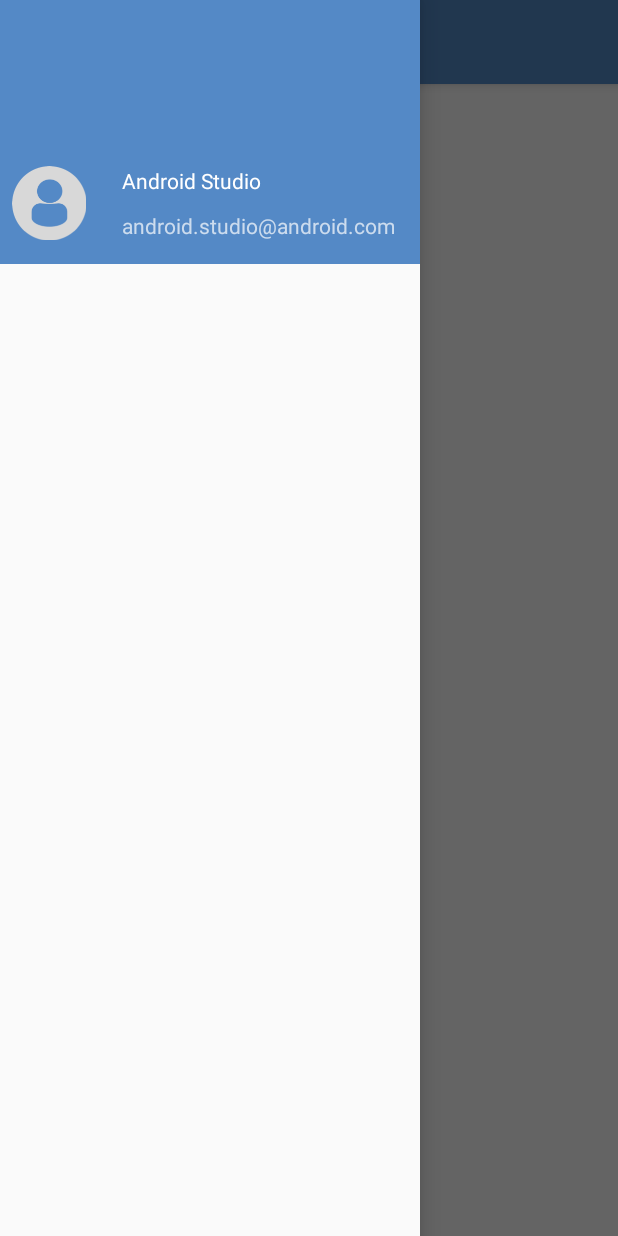
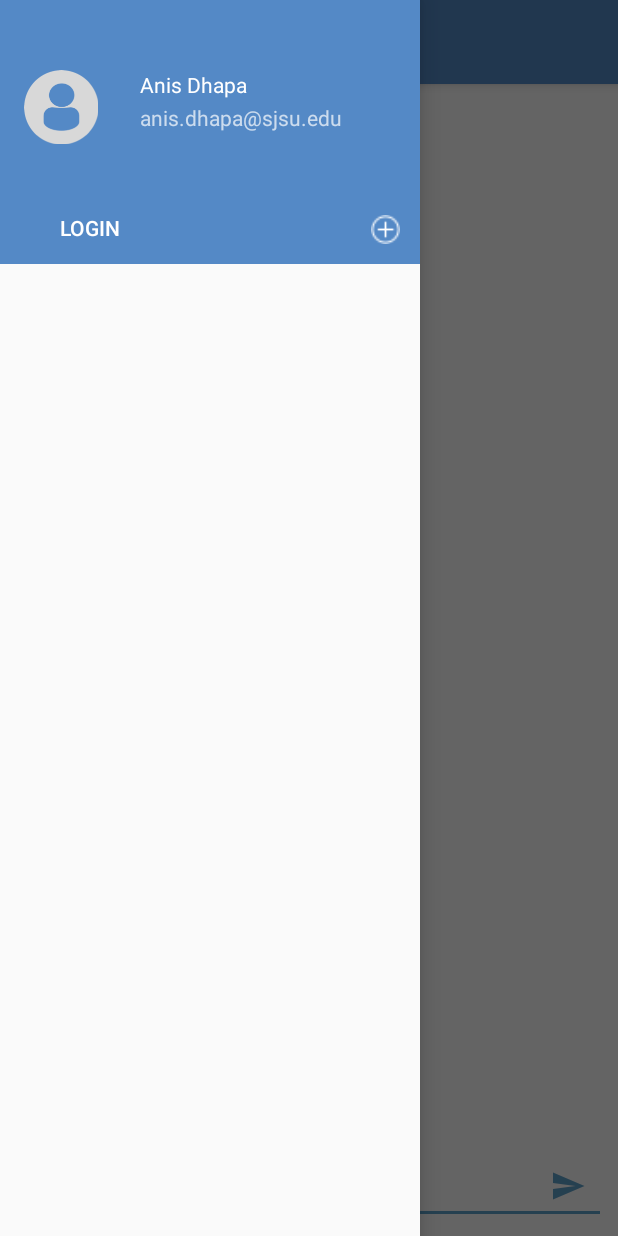
Before and after one commit to anis1996/SmackChatApp, an Android app: the screen it shows after launch (MainActivity), with the side drawer open, on a phone screen of 412 x 824 dp. Run offline under Robolectric (Android 15) with nearby library versions, the phone set to English and light mode, and no system bars.

Commit message:
Add UI elements for Main Activity

```diff
--- a/app/src/main/java/dhapa/anis/smackchatapp/MainActivity.kt
+++ b/app/src/main/java/dhapa/anis/smackchatapp/MainActivity.kt
@@ -8,6 +8,7 @@ import android.support.v7.app.ActionBarDrawerToggle
 import android.support.v7.app.AppCompatActivity
 import android.view.Menu
 import android.view.MenuItem
+import android.view.View
 import kotlinx.android.synthetic.main.activity_main.*
 import kotlinx.android.synthetic.main.app_bar_main.*
 
@@ -33,7 +34,19 @@ class MainActivity : AppCompatActivity() {
         }
     }
 
+    fun loginBtnNevClicked(view: View){
 
+    }
+
+    fun addChannelBtnClicked(view: View)
+    {
+
+    }
+
+    fun sendMessageBtnClicked(view: View)
+    {
+
+    }
 
 
 }
--- a/app/src/main/res/layout/content_main.xml
+++ b/app/src/main/res/layout/content_main.xml
@@ -9,12 +9,59 @@
     tools:showIn="@layout/app_bar_main">
 
     <TextView
-        android:layout_width="wrap_content"
+        android:id="@+id/mainChannelName"
+        android:layout_width="0dp"
         android:layout_height="wrap_content"
-        android:text="Hello World!"
+        android:layout_marginTop="8dp"
+        android:text="Please Log In"
+        android:textAlignment="center"
         app:layout_constraintBottom_toBottomOf="parent"
+        app:layout_constraintHorizontal_bias="0.47"
         app:layout_constraintLeft_toLeftOf="parent"
         app:layout_constraintRight_toRightOf="parent"
-        app:layout_constraintTop_toTopOf="parent" />
+        app:layout_constraintTop_toTopOf="parent"
+        app:layout_constraintVertical_bias="0.0" />
+
+    <EditText
+        android:id="@+id/editTextMessage"
+        android:layout_width="0dp"
+        android:layout_height="wrap_content"
+        android:layout_marginBottom="8dp"
+        android:layout_marginEnd="8dp"
+        android:layout_marginStart="8dp"
+        android:ems="10"
+        android:hint="Message"
+        android:inputType="textMultiLine"
+        app:layout_constraintBottom_toBottomOf="parent"
+        app:layout_constraintEnd_toEndOf="parent"
+        app:layout_constraintLeft_toLeftOf="parent"
+        app:layout_constraintRight_toRightOf="parent"
+        app:layout_constraintStart_toStartOf="parent" />
+
+    <ImageButton
+        android:id="@+id/sendMessageBtn"
+        android:layout_width="35dp"
+        android:layout_height="35dp"
+        android:layout_marginBottom="16dp"
+        android:layout_marginRight="16dp"
+        android:background="@android:color/transparent"
+        android:onClick="sendMessageBtnClicked"
+        android:tint="@color/colorAccent"
+        app:layout_constraintBottom_toBottomOf="parent"
+        app:layout_constraintRight_toRightOf="parent"
+        app:srcCompat="@drawable/ic_menu_send" />
+
+    <android.support.v7.widget.RecyclerView
+        android:id="@+id/MessageRecyclerView"
+        android:layout_width="0dp"
+        android:layout_height="0dp"
+        android:layout_marginBottom="8dp"
+        android:layout_marginEnd="8dp"
+        android:layout_marginStart="8dp"
+        android:layout_marginTop="8dp"
+        app:layout_constraintBottom_toTopOf="@+id/editTextMessage"
+        app:layout_constraintEnd_toEndOf="parent"
+        app:layout_constraintStart_toStartOf="parent"
+        app:layout_constraintTop_toBottomOf="@+id/mainChannelName" />
 
 </android.support.constraint.ConstraintLayout>
--- a/app/src/main/res/layout/nav_header_main.xml
+++ b/app/src/main/res/layout/nav_header_main.xml
@@ -14,9 +14,9 @@
         android:id="@+id/imageView"
         android:layout_width="wrap_content"
         android:layout_height="wrap_content"
-        android:layout_marginBottom="16dp"
+        android:layout_marginBottom="80dp"
         android:layout_marginLeft="16dp"
-        android:layout_marginStart="8dp"
+        android:layout_marginStart="16dp"
         android:paddingTop="@dimen/nav_header_vertical_spacing"
         app:layout_constraintBottom_toBottomOf="parent"
         app:layout_constraintLeft_toLeftOf="parent"
@@ -24,26 +24,53 @@
         app:srcCompat="@drawable/profiledefault" />
 
     <TextView
-        android:id="@+id/textView2"
+        android:id="@+id/userNameNavHeader"
         android:layout_width="352dp"
         android:layout_height="wrap_content"
-        android:layout_marginStart="24dp"
+        android:layout_marginStart="28dp"
         android:paddingTop="@dimen/nav_header_vertical_spacing"
-        android:text="Android Studio"
+        android:text="Anis Dhapa"
         android:textAppearance="@style/TextAppearance.AppCompat.Body1"
         app:layout_constraintBottom_toBottomOf="parent"
         app:layout_constraintStart_toEndOf="@+id/imageView"
         app:layout_constraintTop_toTopOf="parent"
-        app:layout_constraintVertical_bias="0.691" />
+        app:layout_constraintVertical_bias="0.261" />
 
     <TextView
-        android:id="@+id/textView"
+        android:id="@+id/userEmailNavHeader"
         android:layout_width="wrap_content"
         android:layout_height="wrap_content"
-        android:layout_marginBottom="16dp"
-        android:layout_marginStart="24dp"
-        android:text="android.studio@android.com"
-        app:layout_constraintBottom_toBottomOf="parent"
+        android:layout_marginBottom="8dp"
+        android:layout_marginStart="28dp"
+        android:text="anis.dhapa@sjsu.edu"
+        app:layout_constraintBottom_toBottomOf="@+id/imageView"
         app:layout_constraintStart_toEndOf="@+id/imageView" />
 
+    <Button
+        android:id="@+id/loginButtonNavHeader"
+        android:layout_width="wrap_content"
+        android:layout_height="32dp"
+        android:layout_marginLeft="16dp"
+        android:background="@android:color/transparent"
+        android:onClick="loginBtnNevClicked"
+        android:text="Login"
+        app:layout_constraintBottom_toBottomOf="@+id/addChannelBtn"
+        app:layout_constraintLeft_toLeftOf="parent" />
+
+    <ImageButton
+        android:id="@+id/addChannelBtn"
+        android:layout_width="30dp"
+        android:layout_height="30dp"
+        android:layout_marginBottom="8dp"
+        android:layout_marginEnd="8dp"
+        android:layout_marginRight="16dp"
+        android:background="@android:color/transparent"
+        android:onClick="addChannelBtnClicked"
+        android:padding="5dp"
+        android:scaleType="fitXY"
+        app:layout_constraintBottom_toBottomOf="parent"
+        app:layout_constraintEnd_toEndOf="parent"
+        app:layout_constraintRight_toRightOf="parent"
+        app:srcCompat="@drawable/addchannelbutton" />
+
 </android.support.constraint.ConstraintLayout>
--- a/app/src/main/res/values/colors.xml
+++ b/app/src/main/res/values/colors.xml
@@ -2,5 +2,5 @@
 <resources>
     <color name="colorPrimary">#5489C6</color>
     <color name="colorPrimaryDark">#5489C6</color>
-    <color name="colorAccent">#5EA0C9</color>
+    <color name="colorAccent">#5ea0c9</color>
 </resources>
```
